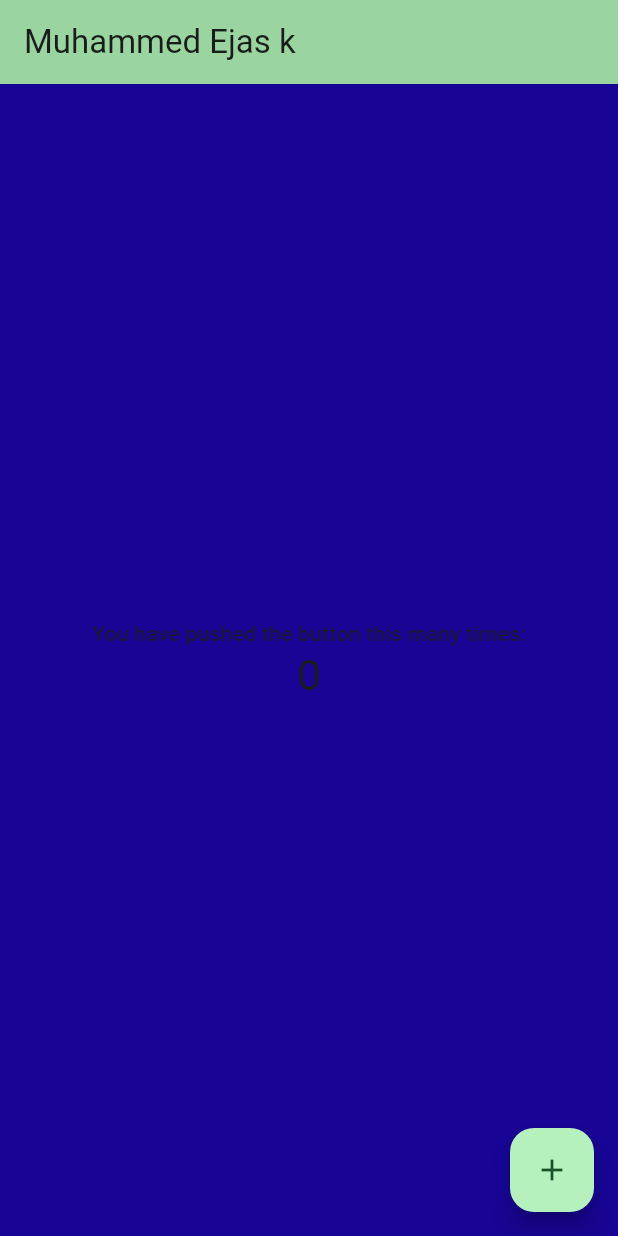
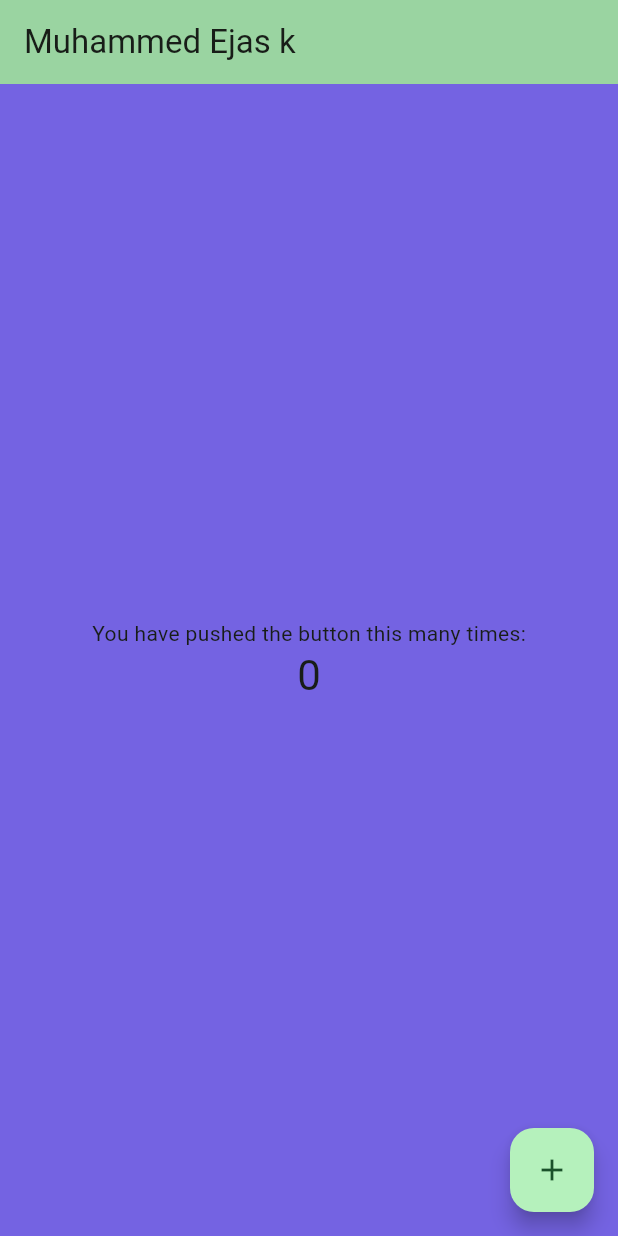
Before and after one commit to muhmdEjas/test, a Flutter app: the screen it shows after launch, on a phone screen of 412 x 824 dp. Run offline on Flutter 3.47's test engine with Material 3 defaults, Android fonts, the phone set to English and light mode, and no system bars.

Commit message:
new  branch

```diff
--- a/lib/main.dart
+++ b/lib/main.dart
@@ -43,7 +43,7 @@ class _MyHomePageState extends State<MyHomePage> {
   Widget build(BuildContext context) {
 
     return Scaffold(
-      backgroundColor: Color.fromARGB(255, 24, 4, 149),
+      backgroundColor: Color.fromARGB(255, 116, 99, 226),
       appBar: AppBar(
         backgroundColor: Theme.of(context).colorScheme.inversePrimary,
         title: Text(widget.title),
```
